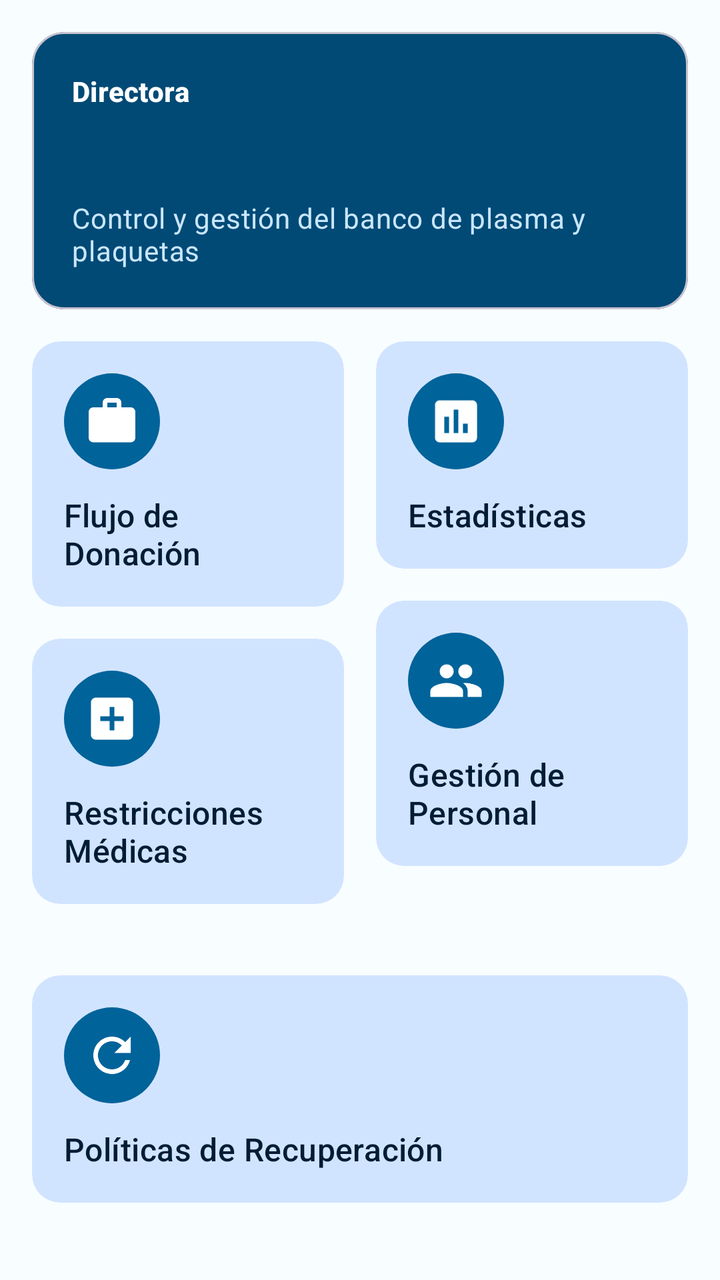
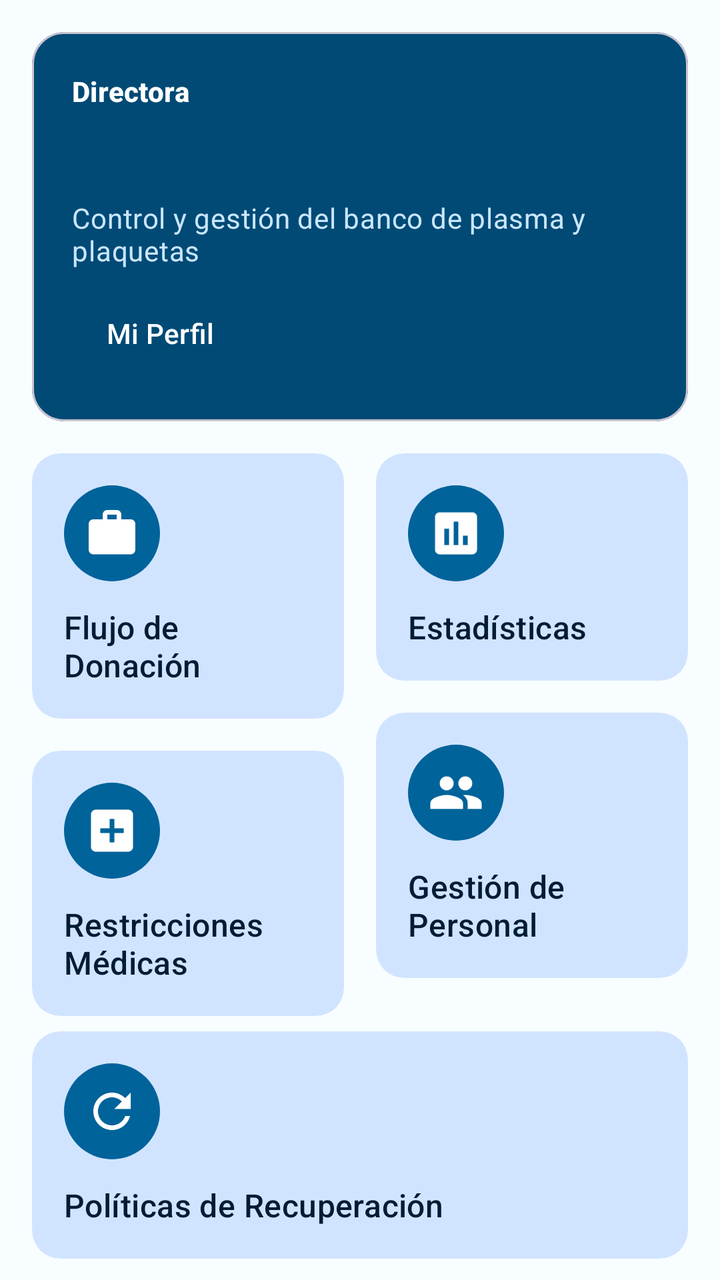

Compare the two renders of this Android layout. The source of the first and the diff that turns it into the second are given below.
<!-- AndroidManifest.xml: application theme Theme.DonationSystem -->
<!-- res/layout/activity_director_dashboard.xml -->
<?xml version="1.0" encoding="utf-8"?>
<ScrollView xmlns:android="http://schemas.android.com/apk/res/android"
    xmlns:app="http://schemas.android.com/apk/res-auto"
    xmlns:tools="http://schemas.android.com/tools"
    android:layout_width="match_parent"
    android:layout_height="match_parent"
    android:background="@color/surface_light"
    android:fillViewport="true"
    tools:context=".views.DirectorDashboardActivity">

    <androidx.constraintlayout.widget.ConstraintLayout
        android:id="@+id/directorRoot"
        android:layout_width="match_parent"
        android:layout_height="wrap_content">

        <com.google.android.material.card.MaterialCardView
            android:id="@+id/bannerDirector"
            android:layout_width="0dp"
            android:layout_height="wrap_content"
            android:layout_marginStart="16dp"
            android:layout_marginEnd="16dp"
            android:layout_marginTop="16dp"
            app:cardBackgroundColor="@color/medical_blue_dark"
            app:cardCornerRadius="16dp"
            app:layout_constraintEnd_toEndOf="parent"
            app:layout_constraintStart_toStartOf="parent"
            app:layout_constraintTop_toTopOf="parent">

            <LinearLayout
                android:layout_width="match_parent"
                android:layout_height="wrap_content"
                android:orientation="vertical"
                android:padding="20dp">

                <TextView
                    android:id="@+id/textViewDirectorRole"
                    android:layout_width="wrap_content"
                    android:layout_height="wrap_content"
                    android:text="@string/role_directora"
                    android:textAppearance="?attr/textAppearanceLabelLarge"
                    android:textColor="@color/on_primary"
                    android:textStyle="bold" />

                <TextView
                    android:id="@+id/textViewDirectorName"
                    android:layout_width="wrap_content"
                    android:layout_height="wrap_content"
                    android:layout_marginTop="4dp"
                    android:textAppearance="?attr/textAppearanceHeadlineSmall"
                    android:textColor="@color/white" />

                <TextView
                    android:id="@+id/textViewDirectorSubtitle"
                    android:layout_width="wrap_content"
                    android:layout_height="wrap_content"
                    android:layout_marginTop="8dp"
                    android:text="@string/dashboard_subtitle"
                    android:textAppearance="?attr/textAppearanceBodyMedium"
                    android:textColor="@color/clinical_dark_blue_light" />
            </LinearLayout>
        </com.google.android.material.card.MaterialCardView>

        <com.google.android.material.card.MaterialCardView
            android:id="@+id/cardMenuDonations"
            style="@style/Widget.Material3.CardView.Filled"
            android:layout_width="0dp"
            android:layout_height="wrap_content"
            android:layout_marginStart="16dp"
            android:layout_marginTop="16dp"
            android:layout_marginEnd="8dp"
            app:cardBackgroundColor="@color/medical_blue_light"
            app:cardCornerRadius="14dp"
            app:layout_constraintEnd_toStartOf="@+id/cardMenuStatistics"
            app:layout_constraintStart_toStartOf="parent"
            app:layout_constraintTop_toBottomOf="@+id/bannerDirector">

            <LinearLayout
                android:layout_width="match_parent"
                android:layout_height="wrap_content"
                android:gravity="center_vertical"
                android:orientation="vertical"
                android:padding="16dp">

                <ImageView
                    android:layout_width="48dp"
                    android:layout_height="48dp"
                    android:background="@drawable/bg_avatar"
                    android:contentDescription="@string/dashboard_menu_donations"
                    android:padding="10dp"
                    android:src="@drawable/ic_workflow"
                    app:tint="@color/on_primary" />

                <TextView
                    android:layout_width="wrap_content"
                    android:layout_height="wrap_content"
                    android:layout_marginTop="12dp"
                    android:text="@string/dashboard_menu_donations"
                    android:textAppearance="?attr/textAppearanceTitleMedium"
                    android:textColor="@color/clinical_dark_blue" />
            </LinearLayout>
        </com.google.android.material.card.MaterialCardView>

        <com.google.android.material.card.MaterialCardView
            android:id="@+id/cardMenuStatistics"
            style="@style/Widget.Material3.CardView.Filled"
            android:layout_width="0dp"
            android:layout_height="wrap_content"
            android:layout_marginStart="8dp"
            android:layout_marginTop="16dp"
            android:layout_marginEnd="16dp"
            app:cardBackgroundColor="@color/medical_blue_light"
            app:cardCornerRadius="14dp"
            app:layout_constraintEnd_toEndOf="parent"
            app:layout_constraintStart_toEndOf="@+id/cardMenuDonations"
            app:layout_constraintTop_toBottomOf="@+id/bannerDirector">

            <LinearLayout
                android:layout_width="match_parent"
                android:layout_height="wrap_content"
                android:gravity="center_vertical"
                android:orientation="vertical"
                android:padding="16dp">

                <ImageView
                    android:layout_width="48dp"
                    android:layout_height="48dp"
                    android:background="@drawable/bg_avatar"
                    android:contentDescription="@string/dashboard_menu_statistics"
                    android:padding="10dp"
                    android:src="@drawable/ic_statistics"
                    app:tint="@color/on_primary" />

                <TextView
                    android:layout_width="wrap_content"
                    android:layout_height="wrap_content"
                    android:layout_marginTop="12dp"
                    android:text="@string/dashboard_menu_statistics"
                    android:textAppearance="?attr/textAppearanceTitleMedium"
                    android:textColor="@color/clinical_dark_blue" />
            </LinearLayout>
        </com.google.android.material.card.MaterialCardView>

        <com.google.android.material.card.MaterialCardView
            android:id="@+id/cardMenuRestrictions"
            style="@style/Widget.Material3.CardView.Filled"
            android:layout_width="0dp"
            android:layout_height="wrap_content"
            android:layout_marginStart="16dp"
            android:layout_marginTop="16dp"
            android:layout_marginEnd="8dp"
            app:cardBackgroundColor="@color/medical_blue_light"
            app:cardCornerRadius="14dp"
            app:layout_constraintEnd_toStartOf="@+id/cardMenuUsers"
            app:layout_constraintStart_toStartOf="parent"
            app:layout_constraintTop_toBottomOf="@+id/cardMenuDonations">

            <LinearLayout
                android:layout_width="match_parent"
                android:layout_height="wrap_content"
                android:gravity="center_vertical"
                android:orientation="vertical"
                android:padding="16dp">

                <ImageView
                    android:layout_width="48dp"
                    android:layout_height="48dp"
                    android:background="@drawable/bg_avatar"
                    android:contentDescription="@string/dashboard_menu_restrictions"
                    android:padding="10dp"
                    android:src="@drawable/ic_restrictions"
                    app:tint="@color/on_primary" />

                <TextView
                    android:layout_width="wrap_content"
                    android:layout_height="wrap_content"
                    android:layout_marginTop="12dp"
                    android:text="@string/dashboard_menu_restrictions"
                    android:textAppearance="?attr/textAppearanceTitleMedium"
                    android:textColor="@color/clinical_dark_blue" />
            </LinearLayout>
        </com.google.android.material.card.MaterialCardView>

        <com.google.android.material.card.MaterialCardView
            android:id="@+id/cardMenuUsers"
            style="@style/Widget.Material3.CardView.Filled"
            android:layout_width="0dp"
            android:layout_height="wrap_content"
            android:layout_marginStart="8dp"
            android:layout_marginTop="16dp"
            android:layout_marginEnd="16dp"
            app:cardBackgroundColor="@color/medical_blue_light"
            app:cardCornerRadius="14dp"
            app:layout_constraintEnd_toEndOf="parent"
            app:layout_constraintStart_toEndOf="@+id/cardMenuRestrictions"
            app:layout_constraintTop_toBottomOf="@+id/cardMenuStatistics">

            <LinearLayout
                android:layout_width="match_parent"
                android:layout_height="wrap_content"
                android:gravity="center_vertical"
                android:orientation="vertical"
                android:padding="16dp">

                <ImageView
                    android:layout_width="48dp"
                    android:layout_height="48dp"
                    android:background="@drawable/bg_avatar"
                    android:contentDescription="@string/dashboard_menu_users"
                    android:padding="10dp"
                    android:src="@drawable/ic_users"
                    app:tint="@color/on_primary" />

                <TextView
                    android:layout_width="wrap_content"
                    android:layout_height="wrap_content"
                    android:layout_marginTop="12dp"
                    android:text="@string/dashboard_menu_users"
                    android:textAppearance="?attr/textAppearanceTitleMedium"
                    android:textColor="@color/clinical_dark_blue" />
            </LinearLayout>
        </com.google.android.material.card.MaterialCardView>

        <com.google.android.material.card.MaterialCardView
            android:id="@+id/cardMenuRecoveryPolicies"
            style="@style/Widget.Material3.CardView.Filled"
            android:layout_width="0dp"
            android:layout_height="wrap_content"
            android:layout_marginStart="16dp"
            android:layout_marginTop="16dp"
            android:layout_marginEnd="16dp"
            app:cardBackgroundColor="@color/medical_blue_light"
            app:cardCornerRadius="14dp"
            app:layout_constraintBottom_toBottomOf="parent"
            app:layout_constraintEnd_toEndOf="parent"
            app:layout_constraintStart_toStartOf="parent"
            app:layout_constraintTop_toBottomOf="@+id/cardMenuUsers">

            <LinearLayout
                android:layout_width="match_parent"
                android:layout_height="wrap_content"
                android:gravity="center_vertical"
                android:orientation="vertical"
                android:padding="16dp">

                <ImageView
                    android:layout_width="48dp"
                    android:layout_height="48dp"
                    android:background="@drawable/bg_avatar"
                    android:contentDescription="@string/dashboard_menu_recovery_policies"
                    android:padding="10dp"
                    android:src="@drawable/ic_recovery"
                    app:tint="@color/on_primary" />

                <TextView
                    android:layout_width="wrap_content"
                    android:layout_height="wrap_content"
                    android:layout_marginTop="12dp"
                    android:text="@string/dashboard_menu_recovery_policies"
                    android:textAppearance="?attr/textAppearanceTitleMedium"
                    android:textColor="@color/clinical_dark_blue" />
            </LinearLayout>
        </com.google.android.material.card.MaterialCardView>

    </androidx.constraintlayout.widget.ConstraintLayout>
</ScrollView>
<!-- resources referenced by this layout -->
<resources>
  <color name="clinical_dark_blue">#FF001D33</color>
  <color name="clinical_dark_blue_light">#FFC9E6FF</color>
  <color name="medical_blue_dark">#FF004A75</color>
  <color name="medical_blue_light">#FFD1E4FF</color>
  <color name="on_primary">#FFFFFFFF</color>
  <color name="surface_light">#FFF8FDFF</color>
  <color name="white">#FFFFFFFF</color>
  <!-- drawable bg_avatar (drawable) -->
  <?xml version="1.0" encoding="utf-8"?>
  <shape xmlns:android="http://schemas.android.com/apk/res/android"
      android:shape="oval">
      <solid android:color="@color/medical_blue" />
  </shape>
  <!-- drawable ic_recovery (drawable) -->
  <vector xmlns:android="http://schemas.android.com/apk/res/android"
      android:width="24dp"
      android:height="24dp"
      android:viewportWidth="24"
      android:viewportHeight="24"
      android:tint="?attr/colorControlNormal">
      <path
          android:fillColor="@android:color/white"
          android:pathData="M17.65,6.35C16.2,4.9 14.21,4 12,4c-4.42,0 -7.99,3.58 -7.99,8s3.57,8 7.99,8c3.73,0 6.84,-2.55 7.73,-6h-2.08c-0.82,2.33 -3.04,4 -5.65,4 -3.31,0 -6,-2.69 -6,-6s2.69,-6 6,-6c1.66,0 3.14,0.69 4.22,1.78L13,11h7V4l-2.35,2.35z" />
  </vector>
  <!-- drawable ic_restrictions (drawable) -->
  <vector xmlns:android="http://schemas.android.com/apk/res/android"
      android:width="24dp"
      android:height="24dp"
      android:viewportWidth="24"
      android:viewportHeight="24"
      android:tint="?attr/colorControlNormal">
      <path
          android:fillColor="@android:color/white"
          android:pathData="M19,3H5c-1.1,0 -1.99,0.9 -1.99,2L3,19c0,1.1 0.9,2 2,2h14c1.1,0 2,-0.9 2,-2V5c0,-1.1 -0.9,-2 -2,-2zM13,17h-2v-4H7v-2h4V7h2v4h4v2h-4v4z" />
  </vector>
  <!-- drawable ic_statistics (drawable) -->
  <vector xmlns:android="http://schemas.android.com/apk/res/android"
      android:width="24dp"
      android:height="24dp"
      android:viewportWidth="24"
      android:viewportHeight="24"
      android:tint="?attr/colorControlNormal">
      <path
          android:fillColor="@android:color/white"
          android:pathData="M19,3H5c-1.1,0 -2,0.9 -2,2v14c0,1.1 0.9,2 2,2h14c1.1,0 2,-0.9 2,-2V5c0,-1.1 -0.9,-2 -2,-2zM9,17H7v-7h2v7zM13,17h-2V7h2v10zM17,17h-2v-4h2v4z" />
  </vector>
  <!-- drawable ic_workflow (drawable) -->
  <vector xmlns:android="http://schemas.android.com/apk/res/android"
      android:width="24dp"
      android:height="24dp"
      android:viewportWidth="24"
      android:viewportHeight="24"
      android:tint="?attr/colorControlNormal">
      <path
          android:fillColor="@android:color/white"
          android:pathData="M20,6h-4V4c0,-1.11 -0.89,-2 -2,-2h-4c-1.11,0 -2,0.89 -2,2v2H4c-1.11,0 -1.99,0.89 -1.99,2L2,19c0,1.11 0.89,2 2,2h16c1.11,0 2,-0.89 2,-2V8c0,-1.11 -0.89,-2 -2,-2zM14,6h-4V4h4v2z" />
  </vector>
  <string name="dashboard_menu_donations">Flujo de Donación</string>
  <string name="dashboard_menu_recovery_policies">Políticas de Recuperación</string>
  <string name="dashboard_menu_restrictions">Restricciones Médicas</string>
  <string name="dashboard_menu_statistics">Estadísticas</string>
  <string name="dashboard_menu_users">Gestión de Personal</string>
  <string name="dashboard_subtitle">Control y gestión del banco de plasma y plaquetas</string>
  <string name="role_directora">Directora</string>
  <style name="Theme.DonationSystem" parent="Base.Theme.DonationSystem" />
  <color name="medical_blue">#FF00639A</color>
  <color name="on_secondary">#FFFFFFFF</color>
  <color name="on_surface">#FF191C20</color>
  <color name="surface_variant">#FFDEE3EB</color>
  <color name="on_surface_variant">#FF42474E</color>
  <color name="outline">#FF72777F</color>
  <color name="surface_container_lowest">#FFFFFFFF</color>
  <color name="surface_container_low">#FFF3F8FB</color>
  <color name="surface_container">#FFEDF3F8</color>
  <color name="surface_container_high">#FFE7EDF3</color>
  <color name="surface_container_highest">#FFE1E9F0</color>
  <!-- unchanged entries left out for length: 2 -->
</resources>

<!-- the commit's change to res/layout/activity_director_dashboard.xml (unified diff, before → after) -->
@@ -57,6 +57,15 @@
                     android:text="@string/dashboard_subtitle"
                     android:textAppearance="?attr/textAppearanceBodyMedium"
                     android:textColor="@color/clinical_dark_blue_light" />
+
+                <com.google.android.material.button.MaterialButton
+                    android:id="@+id/buttonProfile"
+                    style="@style/Widget.Material3.Button.TextButton"
+                    android:layout_width="wrap_content"
+                    android:layout_height="wrap_content"
+                    android:layout_marginTop="8dp"
+                    android:text="Mi Perfil"
+                    android:textColor="@color/white" />
             </LinearLayout>
         </com.google.android.material.card.MaterialCardView>
 
